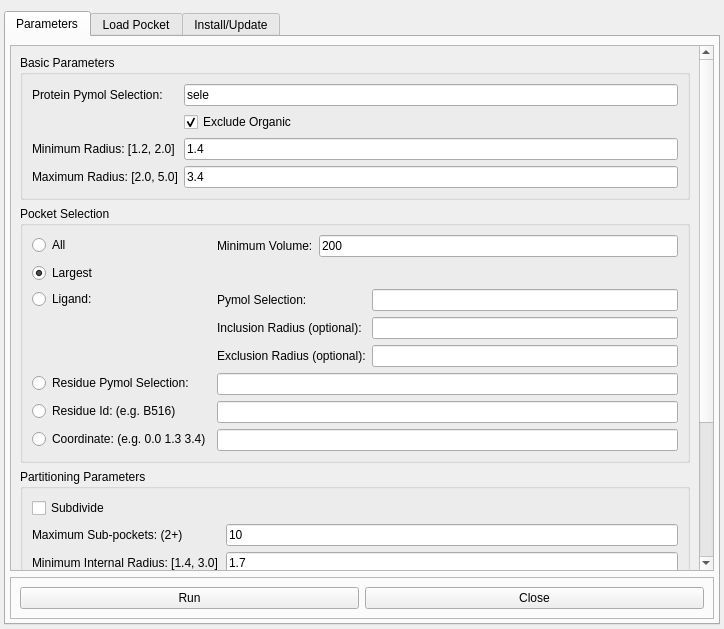
This is pyvol_plugin/pyvolgui.ui in schlessinger-lab/pyvol as Qt 5 draws it before an edit. The edited form follows.
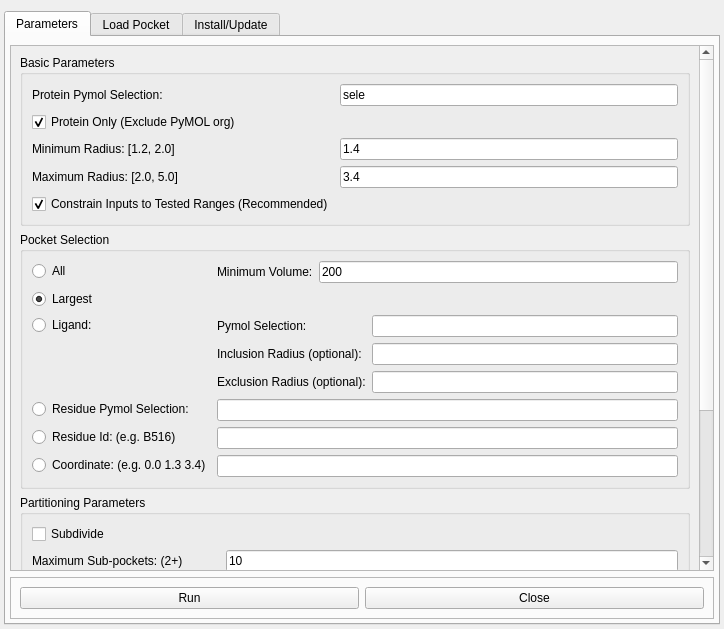
This is the edited form. The open tabs and pages were chosen to show the change.

Commit message: Implemented logging and input constraints

```diff
--- a/pyvol_plugin/pyvolgui.ui
+++ b/pyvol_plugin/pyvolgui.ui
@@ -26,7 +26,7 @@
    <item>
     <widget class="QTabWidget" name="tabWidget">
      <property name="currentIndex">
-      <number>2</number>
+      <number>0</number>
      </property>
      <widget class="QWidget" name="run_tab">
       <attribute name="title">
@@ -59,7 +59,7 @@
             <x>0</x>
             <y>0</y>
             <width>688</width>
-            <height>757</height>
+            <height>784</height>
            </rect>
           </property>
           <layout class="QVBoxLayout" name="verticalLayout_5">
@@ -98,6 +98,13 @@
                   </property>
                  </widget>
                 </item>
+                <item row="2" column="1">
+                 <widget class="QLineEdit" name="min_rad_ledit">
+                  <property name="text">
+                   <string>1.4</string>
+                  </property>
+                 </widget>
+                </item>
                 <item row="3" column="0">
                  <widget class="QLabel" name="max_rad_label">
                   <property name="text">
@@ -112,17 +119,20 @@
                   </property>
                  </widget>
                 </item>
-                <item row="2" column="1">
-                 <widget class="QLineEdit" name="min_rad_ledit">
+                <item row="4" column="0">
+                 <widget class="QCheckBox" name="constrain_cbox">
                   <property name="text">
-                   <string>1.4</string>
+                   <string>Constrain Inputs to Tested Ranges (Recommended)</string>
+                  </property>
+                  <property name="checked">
+                   <bool>true</bool>
                   </property>
                  </widget>
                 </item>
-                <item row="1" column="1">
+                <item row="1" column="0">
                  <widget class="QCheckBox" name="excl_org_cbox">
                   <property name="text">
-                   <string>Exclude Organic</string>
+                   <string>Protein Only (Exclude PyMOL org)</string>
                   </property>
                   <property name="checked">
                    <bool>true</bool>
```
The commit also changes 9 other files.
